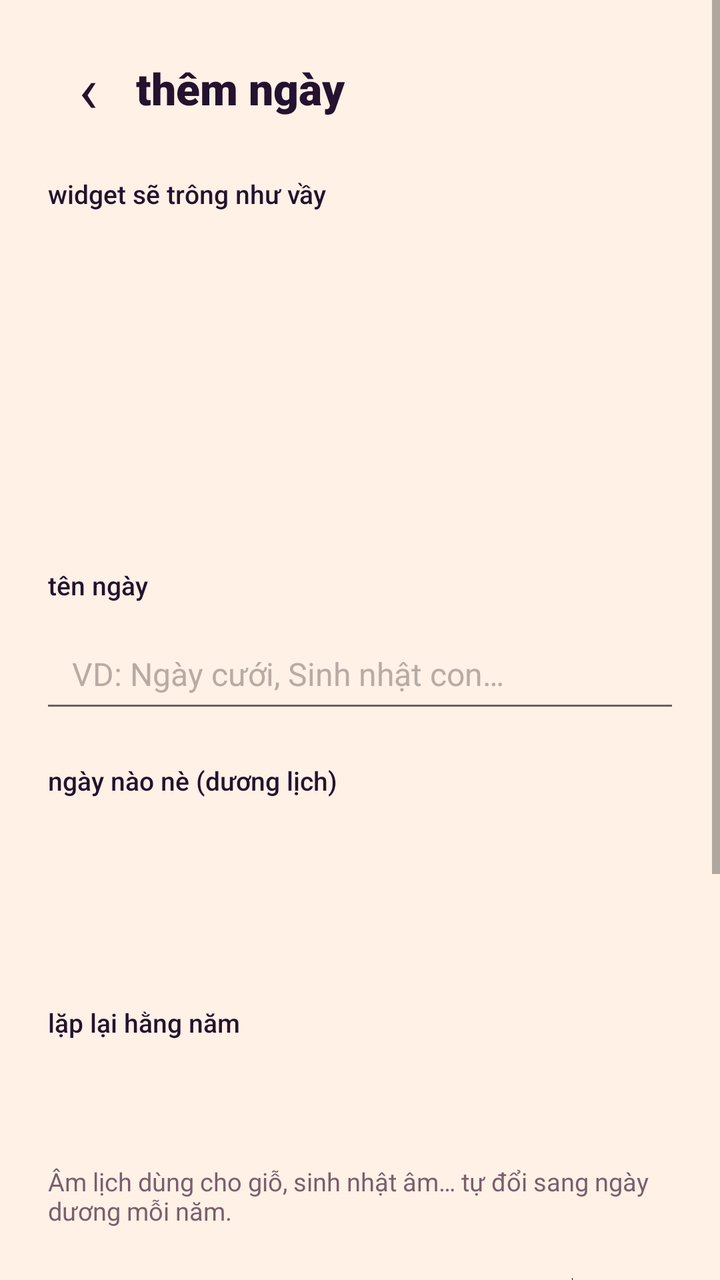
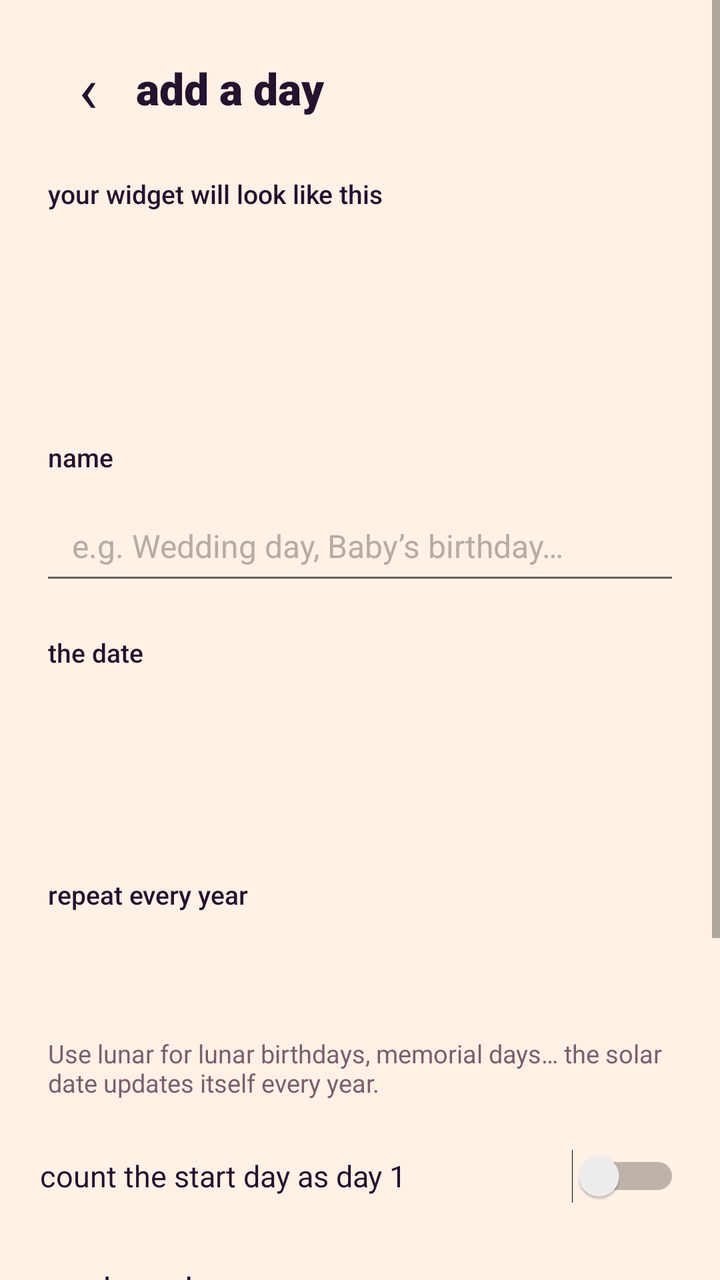

Two renders of the same Android screen: before a commit and after it. Below are the layout's source before the change and the commit's diff.
<!-- AndroidManifest.xml: application theme AppTheme -->
<!-- res/layout/activity_edit.xml -->
<?xml version="1.0" encoding="utf-8"?>
<ScrollView xmlns:android="http://schemas.android.com/apk/res/android"
    android:layout_width="match_parent"
    android:layout_height="match_parent"
    android:background="@color/cream">

    <LinearLayout
        android:layout_width="match_parent"
        android:layout_height="wrap_content"
        android:orientation="vertical"
        android:padding="20dp">

        <LinearLayout
            android:layout_width="match_parent"
            android:layout_height="wrap_content"
            android:gravity="center_vertical"
            android:orientation="horizontal">

            <TextView
                android:id="@+id/back"
                android:layout_width="48dp"
                android:layout_height="48dp"
                android:contentDescription="Quay lại"
                android:gravity="center"
                android:text="‹"
                android:textColor="@color/ink"
                android:textSize="32sp" />

            <TextView
                android:id="@+id/title"
                android:layout_width="wrap_content"
                android:layout_height="wrap_content"
                android:fontFamily="sans-serif-black"
                android:text="thêm ngày"
                android:textColor="@color/ink"
                android:textSize="22sp" />
        </LinearLayout>

        <TextView
            style="@style/Label"
            android:text="widget sẽ trông như vầy" />

        <FrameLayout
            android:id="@+id/preview_holder"
            android:layout_width="match_parent"
            android:layout_height="150dp"
            android:clipChildren="false"
            android:elevation="6dp" />

        <TextView
            style="@style/Label"
            android:text="tên ngày" />

        <EditText
            android:id="@+id/name"
            android:layout_width="match_parent"
            android:layout_height="52dp"
            android:hint="VD: Ngày cưới, Sinh nhật con…"
            android:importantForAutofill="no"
            android:inputType="textCapSentences"
            android:maxLength="40"
            android:paddingStart="16dp"
            android:paddingEnd="16dp"
            android:textColor="@color/ink"
            android:textColorHint="#B8ABA4"
            android:textSize="16sp" />

        <TextView
            style="@style/Label"
            android:text="ngày nào nè (dương lịch)" />

        <TextView
            android:id="@+id/date_btn"
            android:layout_width="match_parent"
            android:layout_height="52dp"
            android:gravity="center_vertical"
            android:paddingStart="16dp"
            android:paddingEnd="16dp"
            android:textColor="@color/ink"
            android:textSize="16sp" />

        <TextView
            android:id="@+id/lunar_hint"
            android:layout_width="wrap_content"
            android:layout_height="wrap_content"
            android:layout_marginStart="4dp"
            android:layout_marginTop="6dp"
            android:textColor="@color/ink_soft"
            android:textSize="12.5sp" />

        <TextView
            style="@style/Label"
            android:text="lặp lại hằng năm" />

        <LinearLayout
            android:id="@+id/repeat_group"
            android:layout_width="match_parent"
            android:layout_height="48dp"
            android:orientation="horizontal" />

        <TextView
            android:layout_width="wrap_content"
            android:layout_height="wrap_content"
            android:layout_marginStart="4dp"
            android:layout_marginTop="6dp"
            android:text="Âm lịch dùng cho giỗ, sinh nhật âm… tự đổi sang ngày dương mỗi năm."
            android:textColor="@color/ink_soft"
            android:textSize="12.5sp" />

        <Switch
            android:id="@+id/first"
            android:layout_width="match_parent"
            android:layout_height="52dp"
            android:layout_marginTop="12dp"
            android:text="tính ngày bắt đầu là ngày 1"
            android:textColor="@color/ink"
            android:textSize="15sp" />

        <TextView
            style="@style/Label"
            android:text="biểu cảm của đào" />

        <LinearLayout
            android:id="@+id/mascot_group"
            android:layout_width="match_parent"
            android:layout_height="wrap_content"
            android:orientation="horizontal" />

        <TextView
            style="@style/Label"
            android:text="màu widget" />

        <LinearLayout
            android:id="@+id/theme_group"
            android:layout_width="match_parent"
            android:layout_height="wrap_content"
            android:orientation="horizontal" />

        <TextView
            android:id="@+id/save"
            android:layout_width="match_parent"
            android:layout_height="54dp"
            android:layout_marginTop="28dp"
            android:elevation="4dp"
            android:fontFamily="sans-serif-medium"
            android:gravity="center"
            android:text="lưu nè"
            android:textColor="#FFFFFF"
            android:textSize="16sp" />

        <TextView
            android:id="@+id/pin"
            android:layout_width="match_parent"
            android:layout_height="54dp"
            android:layout_marginTop="12dp"
            android:fontFamily="sans-serif-medium"
            android:gravity="center"
            android:text="lưu &amp; ghim ra màn hình 📌"
            android:textColor="@color/accent"
            android:textSize="15sp" />

        <TextView
            android:id="@+id/del"
            android:layout_width="match_parent"
            android:layout_height="52dp"
            android:layout_marginTop="8dp"
            android:gravity="center"
            android:text="xoá ngày này"
            android:textColor="@color/danger"
            android:textSize="14sp"
            android:visibility="gone" />
    </LinearLayout>
</ScrollView>
<!-- resources referenced by this layout -->
<resources>
  <color name="accent">#24122E</color>
  <color name="cream">#FFF1E6</color>
  <color name="danger">#E0244F</color>
  <color name="ink">#24122E</color>
  <color name="ink_soft">#7B5E6E</color>
  <style name="Label">
          <item name="android:layout_width">wrap_content</item>
          <item name="android:layout_height">wrap_content</item>
          <item name="android:layout_marginTop">20dp</item>
          <item name="android:layout_marginBottom">8dp</item>
          <item name="android:layout_marginStart">4dp</item>
          <item name="android:fontFamily">sans-serif-medium</item>
          <item name="android:textColor">@color/ink</item>
          <item name="android:textSize">13sp</item>
      </style>
  <style name="AppTheme" parent="android:Theme.Material.Light.NoActionBar">
          <item name="android:windowBackground">@color/cream</item>
          <item name="android:statusBarColor">@color/cream</item>
          <item name="android:navigationBarColor">@color/cream</item>
          <item name="android:windowLightStatusBar">true</item>
          <item name="android:colorAccent">@color/accent</item>
          <item name="android:colorPrimary">@color/accent</item>
          <item name="android:textColorPrimary">@color/ink</item>
      </style>
</resources>

<!-- the commit's change to res/layout/activity_edit.xml (unified diff, before → after) -->
@@ -20,7 +20,7 @@
                 android:id="@+id/back"
                 android:layout_width="48dp"
                 android:layout_height="48dp"
-                android:contentDescription="Quay lại"
+                android:contentDescription="@string/back"
                 android:gravity="center"
                 android:text="‹"
                 android:textColor="@color/ink"
@@ -31,31 +31,31 @@
                 android:layout_width="wrap_content"
                 android:layout_height="wrap_content"
                 android:fontFamily="sans-serif-black"
-                android:text="thêm ngày"
+                android:text="@string/title_add"
                 android:textColor="@color/ink"
                 android:textSize="22sp" />
         </LinearLayout>
 
         <TextView
             style="@style/Label"
-            android:text="widget sẽ trông như vầy" />
+            android:text="@string/label_preview" />
 
         <FrameLayout
             android:id="@+id/preview_holder"
             android:layout_width="match_parent"
-            android:layout_height="150dp"
+            android:layout_height="86dp"
             android:clipChildren="false"
             android:elevation="6dp" />
 
         <TextView
             style="@style/Label"
-            android:text="tên ngày" />
+            android:text="@string/label_name" />
 
         <EditText
             android:id="@+id/name"
             android:layout_width="match_parent"
             android:layout_height="52dp"
-            android:hint="VD: Ngày cưới, Sinh nhật con…"
+            android:hint="@string/hint_name"
             android:importantForAutofill="no"
             android:inputType="textCapSentences"
             android:maxLength="40"
@@ -67,7 +67,7 @@
 
         <TextView
             style="@style/Label"
-            android:text="ngày nào nè (dương lịch)" />
+            android:text="@string/label_date" />
 
         <TextView
             android:id="@+id/date_btn"
@@ -90,7 +90,7 @@
 
         <TextView
             style="@style/Label"
-            android:text="lặp lại hằng năm" />
+            android:text="@string/label_repeat" />
 
         <LinearLayout
             android:id="@+id/repeat_group"
@@ -103,7 +103,7 @@
             android:layout_height="wrap_content"
             android:layout_marginStart="4dp"
             android:layout_marginTop="6dp"
-            android:text="Âm lịch dùng cho giỗ, sinh nhật âm… tự đổi sang ngày dương mỗi năm."
+            android:text="@string/repeat_help"
             android:textColor="@color/ink_soft"
             android:textSize="12.5sp" />
 
@@ -112,13 +112,13 @@
             android:layout_width="match_parent"
             android:layout_height="52dp"
             android:layout_marginTop="12dp"
-            android:text="tính ngày bắt đầu là ngày 1"
+            android:text="@string/first_day"
             android:textColor="@color/ink"
             android:textSize="15sp" />
 
         <TextView
             style="@style/Label"
-            android:text="biểu cảm của đào" />
+            android:text="@string/label_mascot" />
 
         <LinearLayout
             android:id="@+id/mascot_group"
@@ -128,7 +128,7 @@
 
         <TextView
             style="@style/Label"
-            android:text="màu widget" />
+            android:text="@string/label_theme" />
 
         <LinearLayout
             android:id="@+id/theme_group"
@@ -144,7 +144,7 @@
             android:elevation="4dp"
             android:fontFamily="sans-serif-medium"
             android:gravity="center"
-            android:text="lưu nè"
+            android:text="@string/save"
             android:textColor="#FFFFFF"
             android:textSize="16sp" />
 
@@ -155,7 +155,7 @@
             android:layout_marginTop="12dp"
             android:fontFamily="sans-serif-medium"
             android:gravity="center"
-            android:text="lưu &amp; ghim ra màn hình 📌"
+            android:text="@string/pin"
             android:textColor="@color/accent"
             android:textSize="15sp" />
 
@@ -165,7 +165,7 @@
             android:layout_height="52dp"
             android:layout_marginTop="8dp"
             android:gravity="center"
-            android:text="xoá ngày này"
+            android:text="@string/delete"
             android:textColor="@color/danger"
             android:textSize="14sp"
             android:visibility="gone" />
<!-- resource entries referenced after the edit -->
@@ -5,6 +5,20 @@
   <color name="danger">#E0244F</color>
   <color name="ink">#24122E</color>
   <color name="ink_soft">#7B5E6E</color>
+  <string name="back">Back</string>
+  <string name="delete">delete this day</string>
+  <string name="first_day">count the start day as day 1</string>
+  <string name="hint_name">e.g. Wedding day, Baby’s birthday…</string>
+  <string name="label_date">the date</string>
+  <string name="label_mascot">peach mood</string>
+  <string name="label_name">name</string>
+  <string name="label_preview">your widget will look like this</string>
+  <string name="label_repeat">repeat every year</string>
+  <string name="label_theme">widget color</string>
+  <string name="pin">save &amp; pin to home screen 📌</string>
+  <string name="repeat_help">Use lunar for lunar birthdays, memorial days… the solar date updates itself every year.</string>
+  <string name="save">save</string>
+  <string name="title_add">add a day</string>
   <style name="Label">
           <item name="android:layout_width">wrap_content</item>
           <item name="android:layout_height">wrap_content</item>
